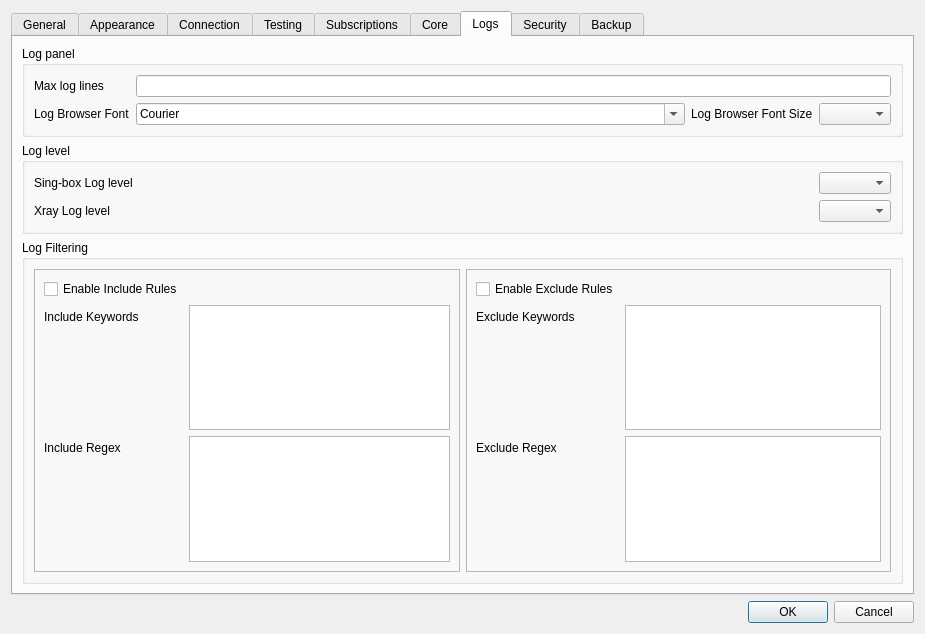
This is include/ui/setting/dialog_basic_settings.ui in throneproj/Throne as Qt 5 draws it before an edit. The edited form follows.
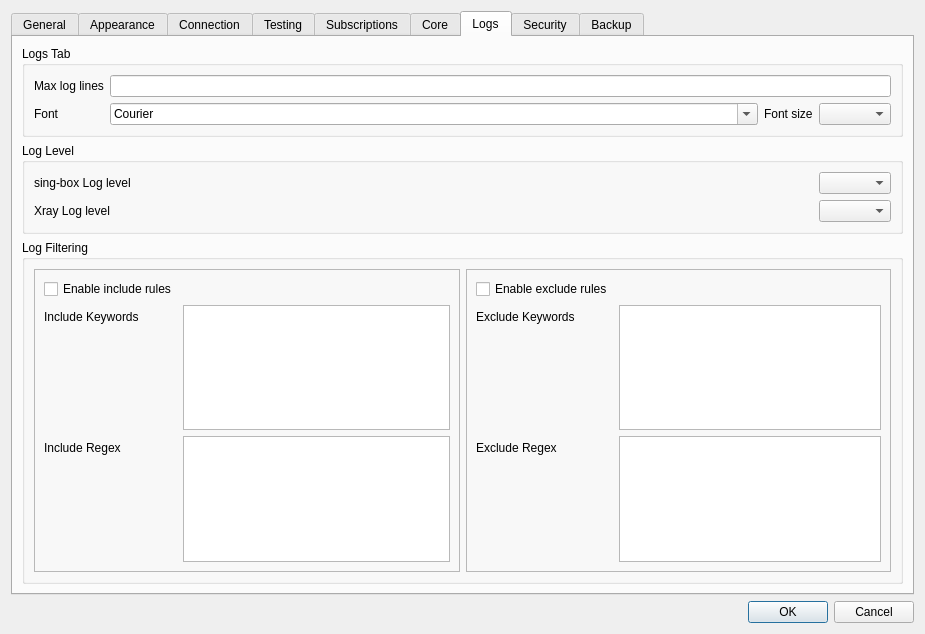
This is the edited form. The open tabs and pages were chosen to show the change. Custom widgets are drawn as their Qt base class.

```diff
--- a/include/ui/setting/dialog_basic_settings.ui
+++ b/include/ui/setting/dialog_basic_settings.ui
@@ -1574,7 +1574,7 @@
        <item>
         <widget class="QGroupBox" name="log_panel_box">
          <property name="title">
-          <string>Log panel</string>
+          <string>Logs Tab</string>
          </property>
          <layout class="QGridLayout" name="gridLayout_log_panel">
           <item row="0" column="0">
@@ -1600,7 +1600,7 @@
              <string notr="true">advanced</string>
             </property>
             <property name="text">
-             <string>Log Browser Font</string>
+             <string>Font</string>
             </property>
            </widget>
           </item>
@@ -1625,7 +1625,7 @@
                <string notr="true">advanced</string>
               </property>
               <property name="text">
-               <string>Log Browser Font Size</string>
+               <string>Font size</string>
               </property>
              </widget>
             </item>
@@ -1644,13 +1644,13 @@
        <item>
         <widget class="QGroupBox" name="log_level_box">
          <property name="title">
-          <string>Log level</string>
+          <string>Log Level</string>
          </property>
          <layout class="QGridLayout" name="gridLayout_log_level">
           <item row="0" column="0">
            <widget class="QLabel" name="label_3">
             <property name="text">
-             <string>Sing-box Log level</string>
+             <string>sing-box Log level</string>
             </property>
            </widget>
           </item>
@@ -1722,7 +1722,7 @@
              <item row="0" column="0">
               <widget class="QCheckBox" name="enable_log_include">
                <property name="text">
-                <string>Enable Include Rules</string>
+                <string>Enable include rules</string>
                </property>
               </widget>
              </item>
@@ -1741,7 +1741,7 @@
              <item row="0" column="0">
               <widget class="QCheckBox" name="enable_log_exclude">
                <property name="text">
-                <string>Enable Exclude Rules</string>
+                <string>Enable exclude rules</string>
                </property>
               </widget>
              </item>
```
Left out of the diff: 137 changed lines with no effect on the pictures.
